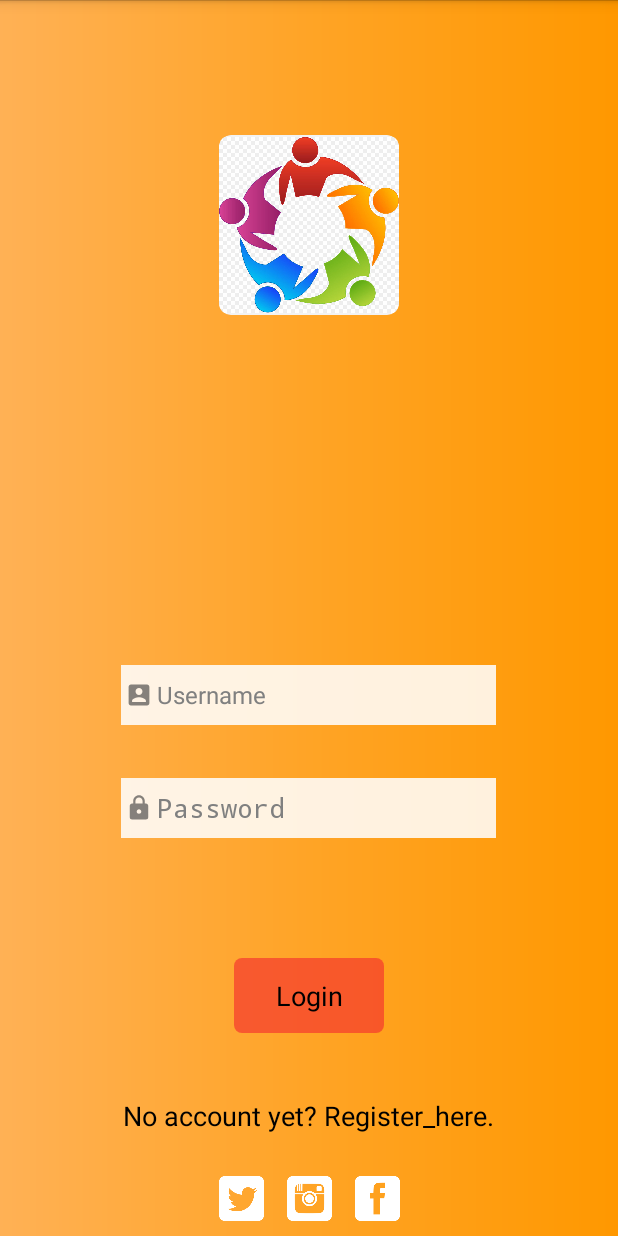
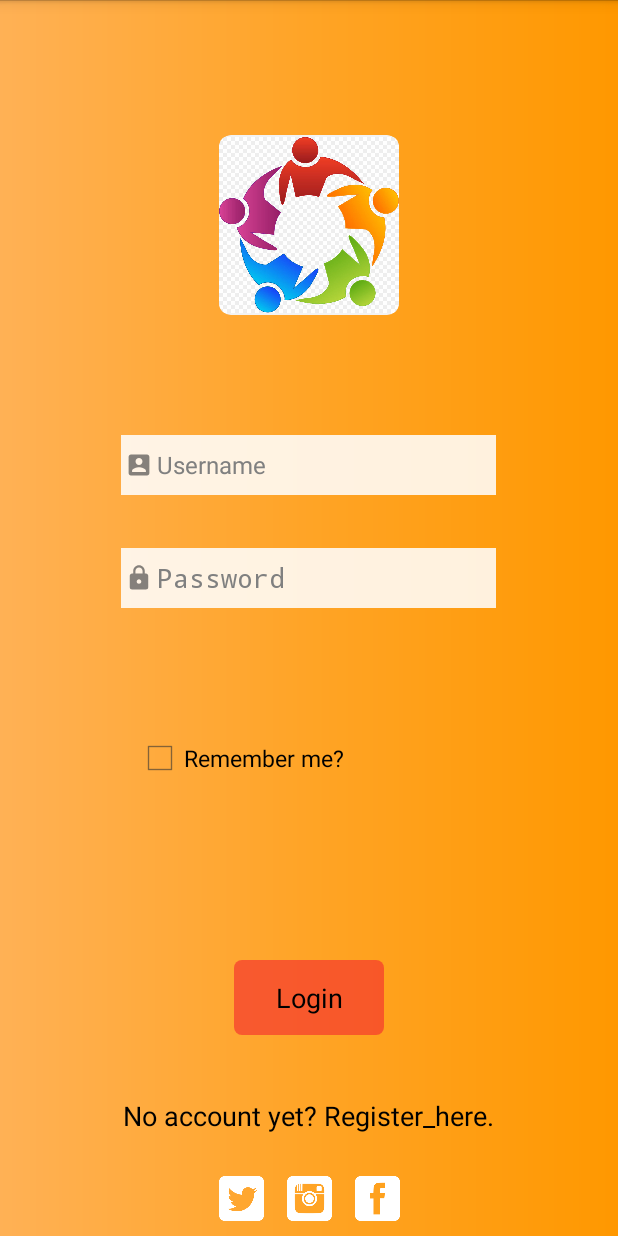
Before and after one commit to hoanganhgo/android, an Android app: the screen it shows after launch (MainActivity), on a phone screen of 412 x 824 dp. Run offline under Robolectric (Android 15) with nearby library versions, the phone set to English and light mode, and no system bars.

Commit message:
Thêm remeber me!

```diff
--- a/Project/app/src/main/res/layout/login.xml
+++ b/Project/app/src/main/res/layout/login.xml
@@ -15,6 +15,7 @@
         android:layout_width="120dp"
         android:layout_height="120dp"
         android:layout_centerHorizontal="true"
+        android:layout_alignParentTop="true"
         android:layout_marginTop="90dp"
         app:cardElevation="0dp"
         app:cardCornerRadius="8dp">
@@ -31,8 +32,9 @@
         android:id="@+id/inputUser"
         android:layout_width="250dp"
         android:layout_height="40dp"
-        android:layout_above="@+id/inputPass"
+        android:layout_below="@id/cv_Logo"
         android:layout_centerHorizontal="true"
+        android:layout_marginTop="80dp"
         android:layout_marginBottom="35dp"
         android:background="#DCFFFFFF"
         android:drawableStart="@drawable/ic_action_user"
@@ -49,8 +51,8 @@
         android:layout_width="250dp"
         android:layout_height="40dp"
         android:layout_alignStart="@+id/inputUser"
-        android:layout_alignBottom="@+id/btnLogin"
-        android:layout_marginBottom="130dp"
+        android:layout_below="@id/inputUser"
+        android:layout_marginBottom="5dp"
         android:autofillHints=""
         android:background="#DCFFFFFF"
         android:drawableStart="@drawable/ic_action_pass"
@@ -59,13 +61,25 @@
         android:inputType="textPassword"
         android:textColor="#000000" />
 
+    <CheckBox
+        android:id="@+id/cb_rememberme"
+        android:layout_width="wrap_content"
+        android:layout_height="wrap_content"
+        android:layout_below="@+id/inputPass"
+        android:layout_above="@id/btnLogin"
+        android:layout_alignStart="@id/inputUser"
+        android:layout_marginStart="10dp"
+        android:textSize="15sp"
+        android:text="@string/remember_me" />
+
     <Button
         android:id="@+id/btnLogin"
         android:layout_width="100dp"
         android:layout_height="50dp"
         android:layout_above="@+id/btnReg"
         android:layout_centerHorizontal="true"
-        android:layout_marginBottom="31dp"
+        android:layout_marginTop="40dp"
+        android:layout_marginBottom="30dp"
         android:background="@drawable/bt_background"
         android:text="@string/login">
 
--- a/Project/app/src/main/res/values/strings.xml
+++ b/Project/app/src/main/res/values/strings.xml
@@ -23,4 +23,5 @@
     <string name="join">Join</string>
     <string name="create">Create</string>
     <string name="title_activity_maps">Map</string>
+    <string name="remember_me">Remember me?</string>
 </resources>
```
